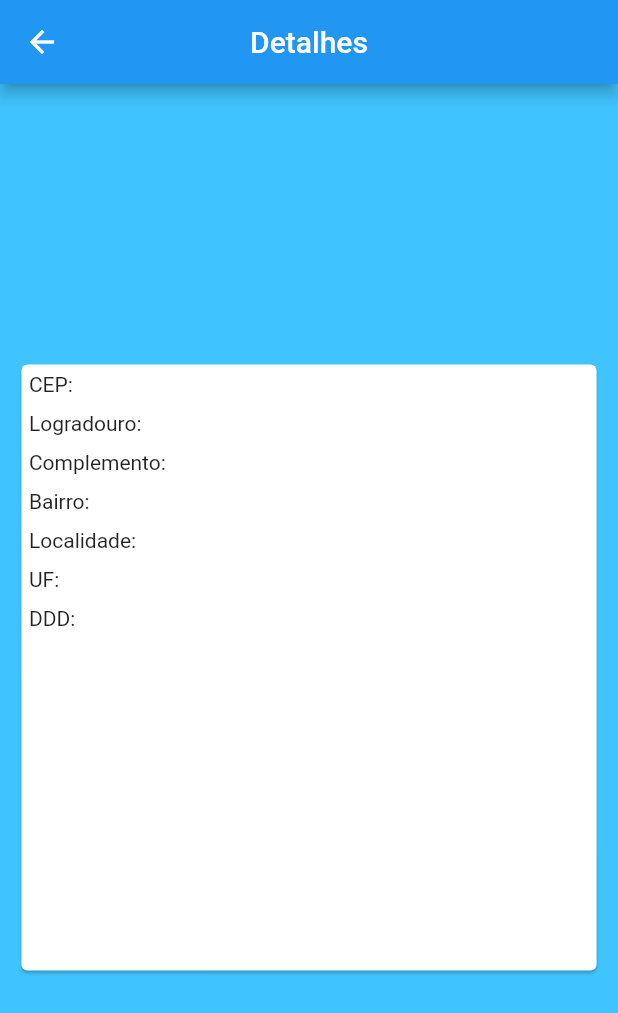
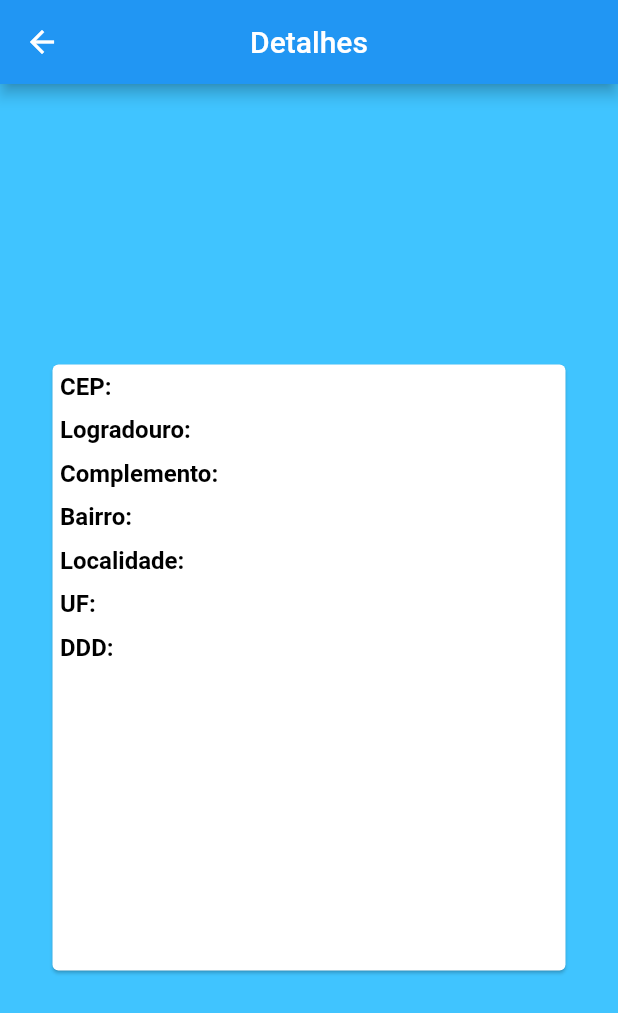
Before and after one commit to michelmelo25/ViaCep, a Flutter app: the AddressDetailsPage screen opened directly with empty values, on a phone screen of 412 x 824 dp. Shown: the top 1013 px of the screen. Run offline on Flutter 3.47's test engine with Material 2 defaults, Android fonts, the light colour scheme and no system bars; our stand-ins replace dartz, dio, equatable, flutter_modular, mask_text_input_formatter, mobx; generated files the repository leaves out were written again.

Commit message:
estilizando texto, deixando texto selecionavel e executando acao ao acionar enter no text fild

```diff
--- a/viacep/lib/core/configs/consts/app_styles.dart
+++ b/viacep/lib/core/configs/consts/app_styles.dart
@@ -1 +1,16 @@
-class AppStyles {}
+import 'package:flutter/cupertino.dart';
+import 'package:flutter/material.dart';
+
+class AppStyles {
+  static const titleAddress = TextStyle(
+    color: Colors.black,
+    fontSize: 16,
+    fontWeight: FontWeight.bold,
+  );
+
+  static const infoAddress = TextStyle(
+    color: Colors.black,
+    fontSize: 15,
+    fontWeight: FontWeight.w400,
+  );
+}
--- a/viacep/lib/core/configs/device/device_info.dart
+++ b/viacep/lib/core/configs/device/device_info.dart
@@ -9,16 +9,23 @@ class Deviceinfo {
   double height(BuildContext context) => MediaQuery.of(context).size.height;
 
   bool isMobile(BuildContext context) =>
+      Theme.of(context).platform == TargetPlatform.iOS ||
+      Theme.of(context).platform == TargetPlatform.android;
+  // MediaQuery.of(context).size.width <= 600;
+
+  bool isDeskTopMini(BuildContext context) =>
       MediaQuery.of(context).size.width <= 600;
 
-  bool isMobileMini(BuildContext context) =>
-      MediaQuery.of(context).size.width <= 337;
-
   bool isDeskTop(BuildContext context) =>
-      MediaQuery.of(context).size.width >= 600;
+      MediaQuery.of(context).size.width > 1000;
 
   bool isSmall(BuildContext context) =>
-      MediaQuery.of(context).size.width <= 1015;
+      MediaQuery.of(context).size.width <= 800;
+
+  bool isDeskTopPlatform(BuildContext context) =>
+      Theme.of(context).platform == TargetPlatform.windows ||
+      Theme.of(context).platform == TargetPlatform.linux ||
+      Theme.of(context).platform == TargetPlatform.macOS;
 
   bool isIOS(BuildContext context) =>
       Theme.of(context).platform == TargetPlatform.iOS;
--- a/viacep/lib/features/address_details/pages/address_details_page.dart
+++ b/viacep/lib/features/address_details/pages/address_details_page.dart
@@ -14,11 +14,14 @@ class AddressDetailsPage extends StatelessWidget {
 
   @override
   Widget build(BuildContext context) {
+    final Deviceinfo deviceinfo = Deviceinfo();
     return Scaffold(
-      appBar: AppBar(
-        title: Text("Detalhes"),
-        centerTitle: true,
-      ),
+      appBar: deviceinfo.isMobile(context)
+          ? AppBar(
+              title: Text("Detalhes"),
+              centerTitle: true,
+            )
+          : null,
       body: buildBody(context),
       backgroundColor: Colors.lightBlueAccent,
     );
@@ -31,7 +34,7 @@ class AddressDetailsPage extends StatelessWidget {
       alignment: Alignment.center,
       padding: EdgeInsets.only(top: 10),
       child: Container(
-        width: deviceinfo.width(context) * 0.95,
+        width: 350,
         height: deviceinfo.height(context) * 0.5,
         child: Card(
           child: Column(
@@ -46,16 +49,28 @@ class AddressDetailsPage extends StatelessWidget {
                   title: "Localidade", text: addressModel.localidade ?? ''),
               TextLineWidget(title: "UF", text: addressModel.uf ?? ''),
               TextLineWidget(title: "DDD", text: addressModel.ddd ?? ''),
-              if (deviceinfo.isDeskTop(context))
-                ElevatedButton(
-                    onPressed: () {
-                      Modular.to.pop();
-                    },
-                    child: Text("Nova Cnsulta"))
+              if (deviceinfo.isDeskTopPlatform(context)) actionButon()
             ],
           ),
         ),
       ),
     );
   }
+
+  Widget actionButon() {
+    return Expanded(
+      child: Container(
+        alignment: Alignment.bottomCenter,
+        padding: EdgeInsets.symmetric(vertical: 10),
+        constraints: BoxConstraints(
+          maxHeight: 50,
+        ),
+        child: ElevatedButton(
+            onPressed: () {
+              Modular.to.pop();
+            },
+            child: Text("Nova Cnsulta")),
+      ),
+    );
+  }
 }
--- a/viacep/lib/features/home/pages/home_page.dart
+++ b/viacep/lib/features/home/pages/home_page.dart
@@ -59,6 +59,7 @@ class _HomePageState extends State<HomePage> {
           Container(
             width: deviceinfo.width(context) * 0.5,
             alignment: Alignment.center,
+            color: Colors.white,
             child: TextFormField(
               controller: controllerCep,
               decoration: InputDecoration(
@@ -77,6 +78,9 @@ class _HomePageState extends State<HomePage> {
                   type: MaskAutoCompletionType.lazy,
                 )
               ],
+              onFieldSubmitted: (text) {
+                action();
+              },
             ),
           ),
           Container(
@@ -93,8 +97,8 @@ class _HomePageState extends State<HomePage> {
           Container(
             child: Column(
               children: [
-                Text("Encontre Qualquer endereco do Brasil"),
-                Text("Exemplo: 8374-837"),
+                SelectableText("Encontre Qualquer endereco do Brasil"),
+                SelectableText("Exemplo: 8374-837"),
               ],
             ),
           ),
--- a/viacep/lib/shared/widgets/text_line_widget.dart
+++ b/viacep/lib/shared/widgets/text_line_widget.dart
@@ -1,4 +1,5 @@
 import 'package:flutter/material.dart';
+import 'package:viacep/core/configs/consts/app_styles.dart';
 
 class TextLineWidget extends StatelessWidget {
   final String title;
@@ -16,8 +17,14 @@ class TextLineWidget extends StatelessWidget {
       child: Row(
         // mainAxisAlignment: MainAxisAlignment.spaceBetween,
         children: [
-          Text("$title: "),
-          Text(text),
+          SelectableText(
+            "$title: ",
+            style: AppStyles.titleAddress,
+          ),
+          SelectableText(
+            text,
+            style: AppStyles.infoAddress,
+          ),
         ],
       ),
     );
```
